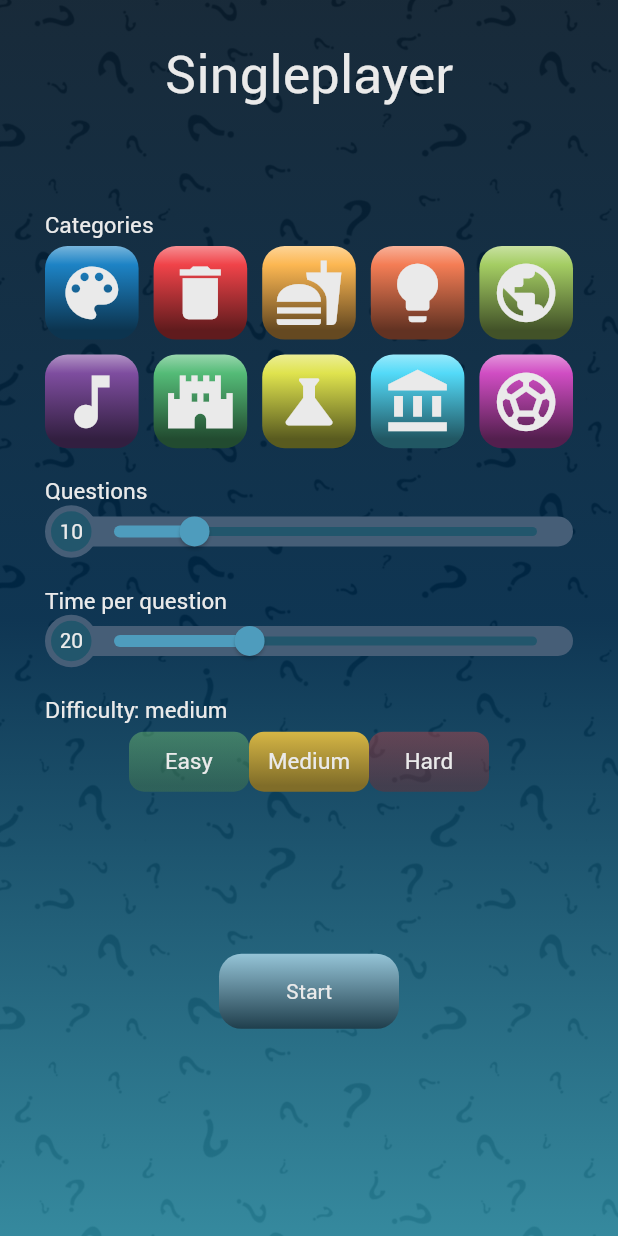
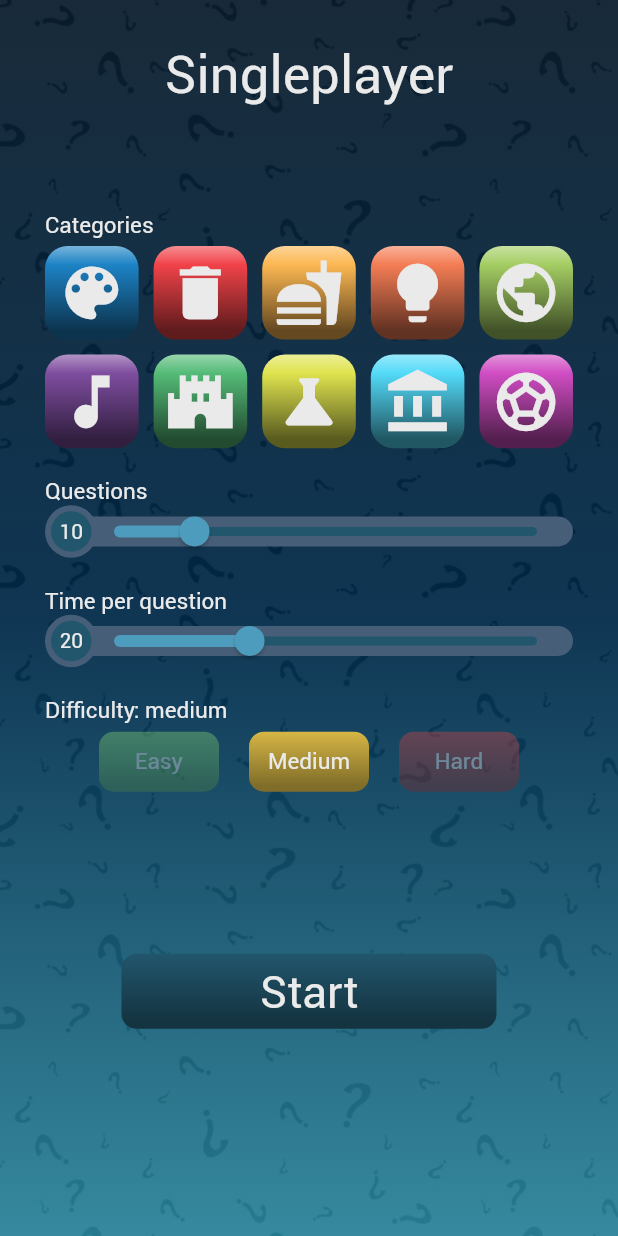
Before and after one commit to gu-tig333-ht22/grupp-1, a Flutter app: the SettingsView widget shown alone on an empty page, opened directly, on a phone screen of 412 x 824 dp. Run offline on Flutter 3.47's test engine with Material 2 defaults, Android fonts, the phone set to English and light mode, and no system bars; our stand-ins replace circular_countdown_timer, simple_gradient_text; missing offline and left inert: flutter_octicons.

Commit message:
Justerat settingsView

```diff
--- a/lib/app/app.dart
+++ b/lib/app/app.dart
@@ -18,7 +18,7 @@ class App extends StatelessWidget {
         ChangeNotifierProvider(create: (context) => GameSession()),
       ],
       child: MaterialApp(
-        home: Scaffold(body: AnswerView()),
+        home: Scaffold(body: StartView()),
         theme: Themes.themeData,
         debugShowCheckedModeBanner: false,
       ),
--- a/lib/views/settings_view.dart
+++ b/lib/views/settings_view.dart
@@ -3,6 +3,7 @@ import 'package:flutter_octicons/flutter_octicons.dart';
 import 'package:provider/provider.dart';
 import 'package:template/components/nav_button.dart';
 import 'package:template/theme/theme.dart';
+import 'package:template/views/question_view.dart';
 import '../data/game_session.dart';
 
 class SettingsView extends StatelessWidget {
@@ -35,7 +36,19 @@ class SettingsView extends StatelessWidget {
               ),
               DifficultyRow(),
               const Spacer(),
-              StartButton(),
+              NavigationButton(
+                text: Text(
+                  "Start",
+                  style: Themes.textStyle.headline1,
+                ),
+                onPressed: () {
+                  Navigator.push(context,
+                      MaterialPageRoute(builder: (context) => QuestionView()));
+                },
+                width: 250,
+                height: 50,
+                color: Themes.colors.blueDark,
+              ),
               const Spacer(),
             ],
           ),
@@ -298,28 +311,9 @@ class _TimeSliderState extends State<TimeSlider> {
 class DifficultyRow extends StatelessWidget {
   @override
   Widget build(BuildContext context) {
-    String difficulty = Provider.of<GameSession>(context).chosenDifficulty;
-    double easyOpacity = 0.4;
-    double mediumOpacity = 1;
-    double hardOpacity = 0.4;
+    String difficulty =
+        Provider.of<GameSession>(context, listen: true).chosenDifficulty;
 
-    if (difficulty == "easy") {
-      easyOpacity = 1;
-      mediumOpacity = 0.4;
-      hardOpacity = 0.4;
-    }
-
-    if (difficulty == "medium") {
-      easyOpacity = 0.4;
-      mediumOpacity = 1;
-      hardOpacity = 0.4;
-    }
-
-    if (difficulty == "hard") {
-      easyOpacity = 0.4;
-      mediumOpacity = 0.4;
-      hardOpacity = 1;
-    }
     return Column(
       crossAxisAlignment: CrossAxisAlignment.start,
       children: [
@@ -331,77 +325,48 @@ class DifficultyRow extends StatelessWidget {
         Row(
           mainAxisAlignment: MainAxisAlignment.center,
           children: [
-            //
-
-            //
-            NavigationButton(
-                text: Text("Easy", style: Themes.textStyle.headline3),
-                width: 80,
-                height: 40,
-                color: Themes.colors.green.withOpacity(easyOpacity),
-                onPressed: () =>
-                    Provider.of<GameSession>(context, listen: false)
-                        .updateDifficulty("easy")),
-
-            //
-
-            NavigationButton(
-                text: Text("Medium", style: Themes.textStyle.headline3),
-                width: 80,
-                height: 40,
-                color: Themes.colors.yellow.withOpacity(mediumOpacity),
-                onPressed: () =>
-                    Provider.of<GameSession>(context, listen: false)
-                        .updateDifficulty("medium")),
-
-            //
-
-            NavigationButton(
-                text: Text("Hard", style: Themes.textStyle.headline3),
-                width: 80,
-                height: 40,
-                color: Themes.colors.red.withOpacity(hardOpacity),
-                onPressed: () =>
-                    Provider.of<GameSession>(context, listen: false)
-                        .updateDifficulty("hard")),
-
-            //
+            _Difficultybutton(
+              context,
+              "Easy",
+              difficulty,
+              Themes.colors.green,
+            ),
+            SizedBox(width: 20),
+            _Difficultybutton(
+              context,
+              "Medium",
+              difficulty,
+              Themes.colors.yellow,
+            ),
+            SizedBox(width: 20),
+            _Difficultybutton(
+              context,
+              "Hard",
+              difficulty,
+              Themes.colors.red,
+            ),
           ],
         ),
       ],
     );
   }
-}
 
-class StartButton extends StatelessWidget {
-  @override
-  Widget build(BuildContext context) {
-    return Center(
-      child: Container(
-        height: 50,
-        width: 120,
-        decoration: BoxDecoration(
-          borderRadius: BorderRadius.circular(15),
-          gradient: LinearGradient(
-            begin: Alignment.topCenter,
-            end: Alignment.bottomCenter,
-            colors: [
-              Themes.functions.lightenColor(Themes.colors.blueLight, 40),
-              Themes.functions.darkenColor(Themes.colors.blueLight, 60)
-            ],
-            stops: const [
-              0,
-              1,
-            ],
-          ),
-        ),
-        child: TextButton(
-          onPressed: (() {}),
-          child: Text(
-            'Start',
-            style: TextStyle(color: Themes.colors.white),
-          ),
-        ),
+  Widget _Difficultybutton(
+      context, String newDifficulty, String setDifficulty, color) {
+    double opacity = 0.4;
+    String test = newDifficulty.toLowerCase();
+    if (test == setDifficulty) {
+      opacity = 1;
+    }
+    return Opacity(
+      opacity: opacity,
+      child: NavigationButton(
+        text: Text(newDifficulty, style: Themes.textStyle.headline3),
+        width: 80,
+        height: 40,
+        color: color,
+        onPressed: () => Provider.of<GameSession>(context, listen: false)
+            .updateDifficulty(newDifficulty.toLowerCase()),
       ),
     );
   }
```
